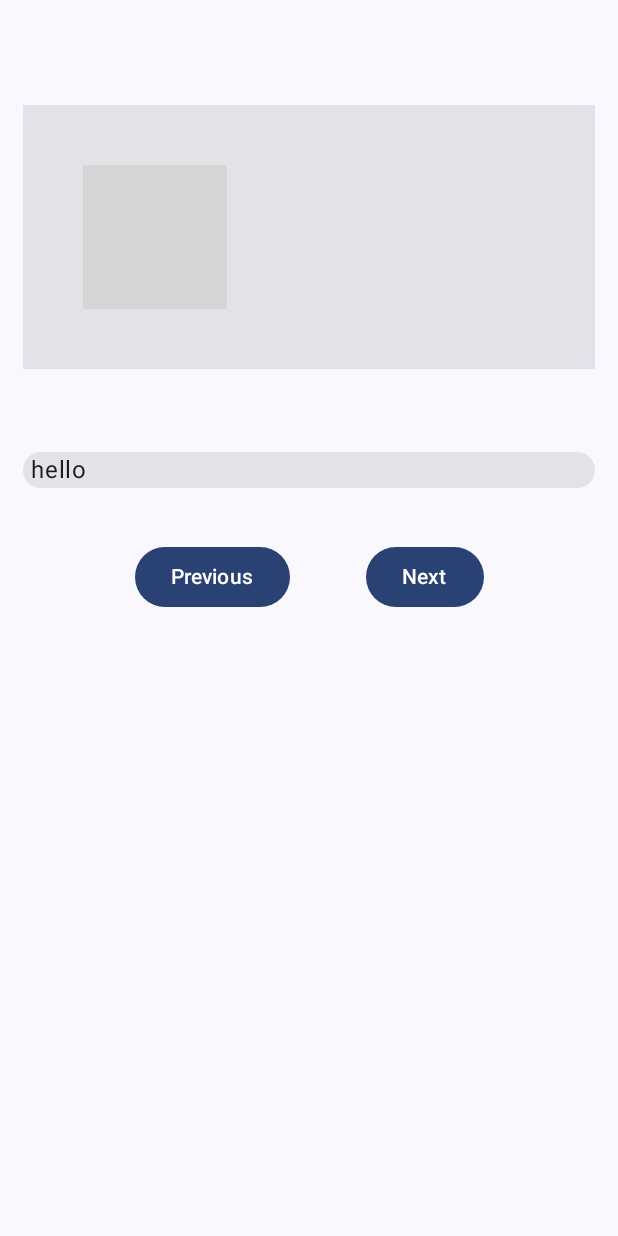
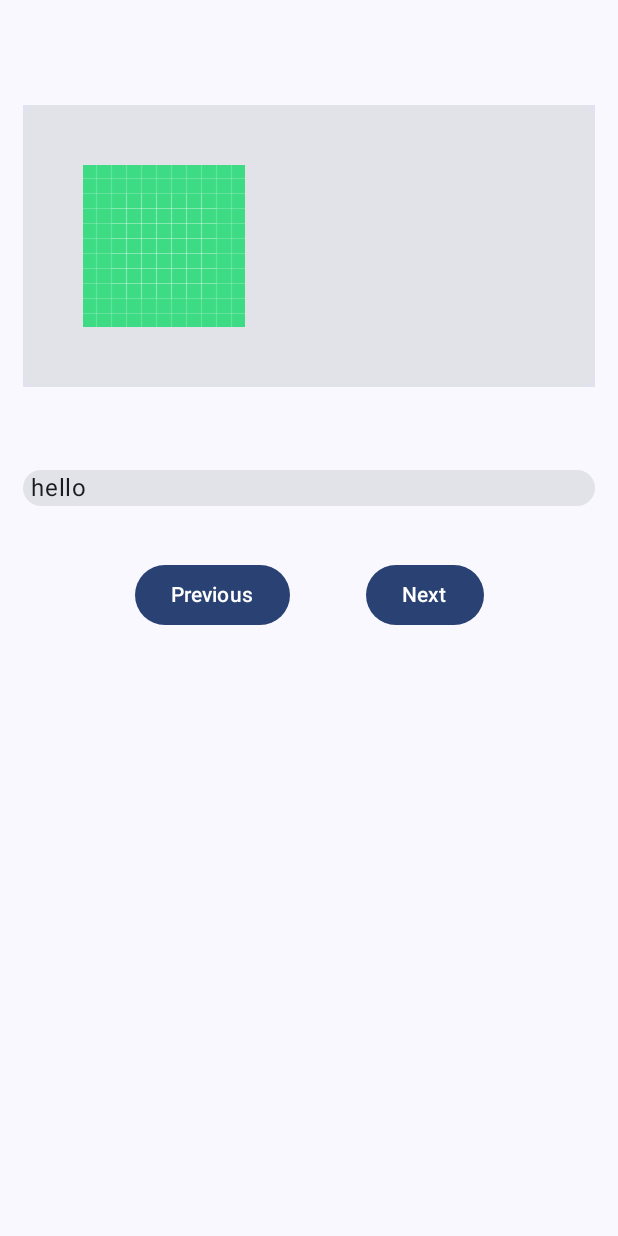
Before and after one commit to shivvrat12/ArtApp, an Android app built with Jetpack Compose: the screen it shows after launch (MainActivity), after a tap on "Previous", on a phone screen of 412 x 824 dp. Run offline under Robolectric (Android 15) with nearby library versions, the phone set to English and light mode, and no system bars; grey boxes are pictures that could not be loaded.

Commit message:
refactored and fixed code

```diff
--- a/app/src/main/java/com/uio/artworkapp/MainActivity.kt
+++ b/app/src/main/java/com/uio/artworkapp/MainActivity.kt
@@ -24,6 +24,7 @@ import androidx.compose.runtime.getValue
 import androidx.compose.runtime.mutableIntStateOf
 import androidx.compose.runtime.mutableStateOf
 import androidx.compose.runtime.remember
+import androidx.compose.runtime.saveable.rememberSaveable
 import androidx.compose.runtime.setValue
 import androidx.compose.ui.Alignment
 import androidx.compose.ui.Modifier
@@ -51,20 +52,30 @@ class MainActivity : ComponentActivity() {
         }
     }
 }
-
-@Composable
-fun ArtWork(){
-    var currentState: Int = 1
-    val currentSt = currentState
-
-    var image :Int= when(currentSt){
+fun getImage(myInt:Int):Int{
+    var image = when(myInt){
         1 -> R.drawable.birmingham_museums_trust_sjr8ldyef7k_unsplash
-        2 -> R.drawable.europeana_8e31onocvxg_unsplash
-        3 -> R.drawable.tamara_menzi_n_vnwqmmvoy_unsplash
+        2 -> R.drawable.tamara_menzi_n_vnwqmmvoy_unsplash
+        3 -> R.drawable.europeana_8e31onocvxg_unsplash
         else -> {
             R.drawable.ic_launcher_background
         }
     }
+    return image;
+}
+@Composable
+fun ArtWork(){
+    var myInt by rememberSaveable { mutableStateOf(0) }
+
+
+//    var image :Int= when(myInt){
+//        1 -> R.drawable.birmingham_museums_trust_sjr8ldyef7k_unsplash
+//        2 -> R.drawable.europeana_8e31onocvxg_unsplash
+//        3 -> R.drawable.tamara_menzi_n_vnwqmmvoy_unsplash
+//        else -> {
+//            R.drawable.ic_launcher_background
+//        }
+//    }
     var text = "hello"
 
 //    if(currentState.value == 1){
@@ -84,18 +95,27 @@ fun ArtWork(){
 //    }
 
     Column(modifier = Modifier.fillMaxSize()) {
-        CardView(image)
+        CardView(getImage(myInt))
         Spacer(modifier = Modifier.padding(10.dp))
         CardText(Text = text)
         Spacer(modifier = Modifier.padding(10.dp))
         Row(modifier = Modifier.fillMaxWidth(),
             horizontalArrangement = Arrangement.Center) {
-            Button(onClick = { currentState-- }) {
+            Button(onClick = { if(myInt>0){
+                myInt--
+            }else{
+                myInt=0
+            }
+                Log.d("MainActivity","Value: $myInt")
+            }) {
+
                 Text(text = "Previous")
             }
             Spacer(modifier = Modifier.padding(25.dp))
-            Button(onClick = { currentState++
-            Log.d("Hi","Value ${currentState}")}) {
+            Button(onClick = { myInt++
+                Log.d("MainActivity","Value: $myInt")
+
+            }) {
                 Text(text = "Next")
             }
         }
```
